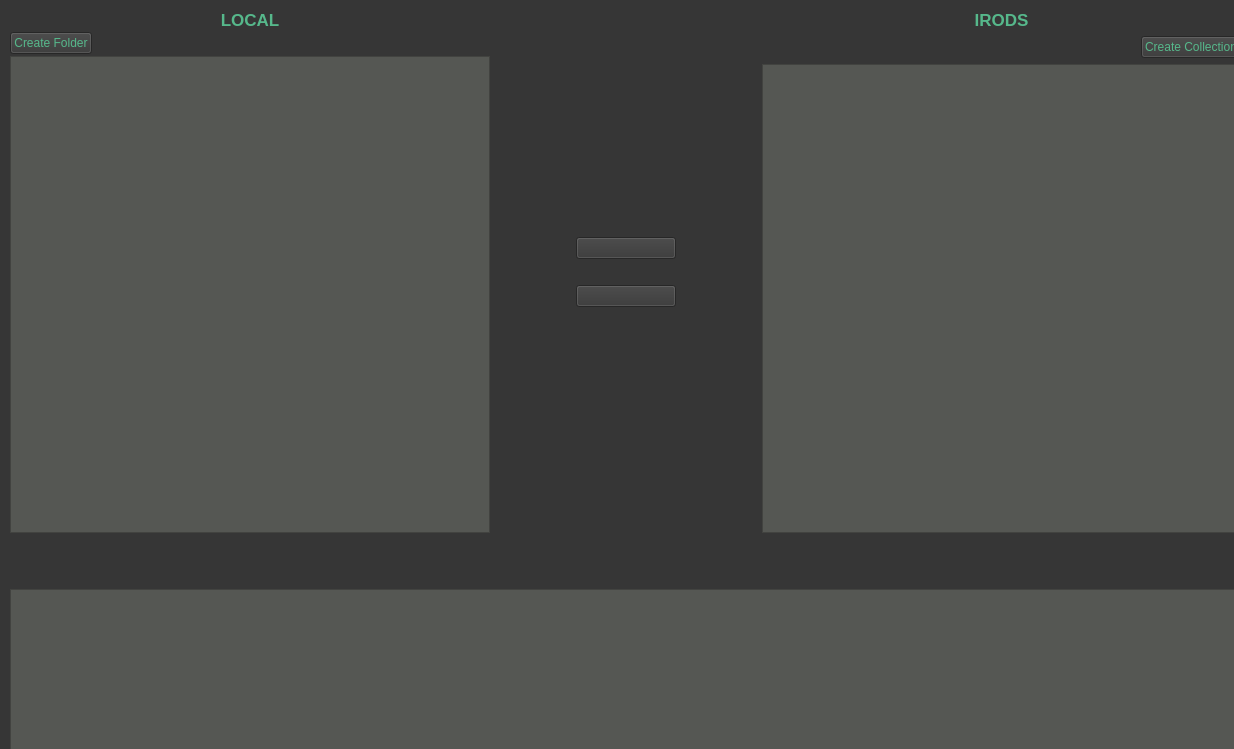
The window that ibridgesgui/ui_files/tabSync.ui (iBridges-for-iRODS/iBridges-GUI) describes before a commit, drawn with Qt 5.
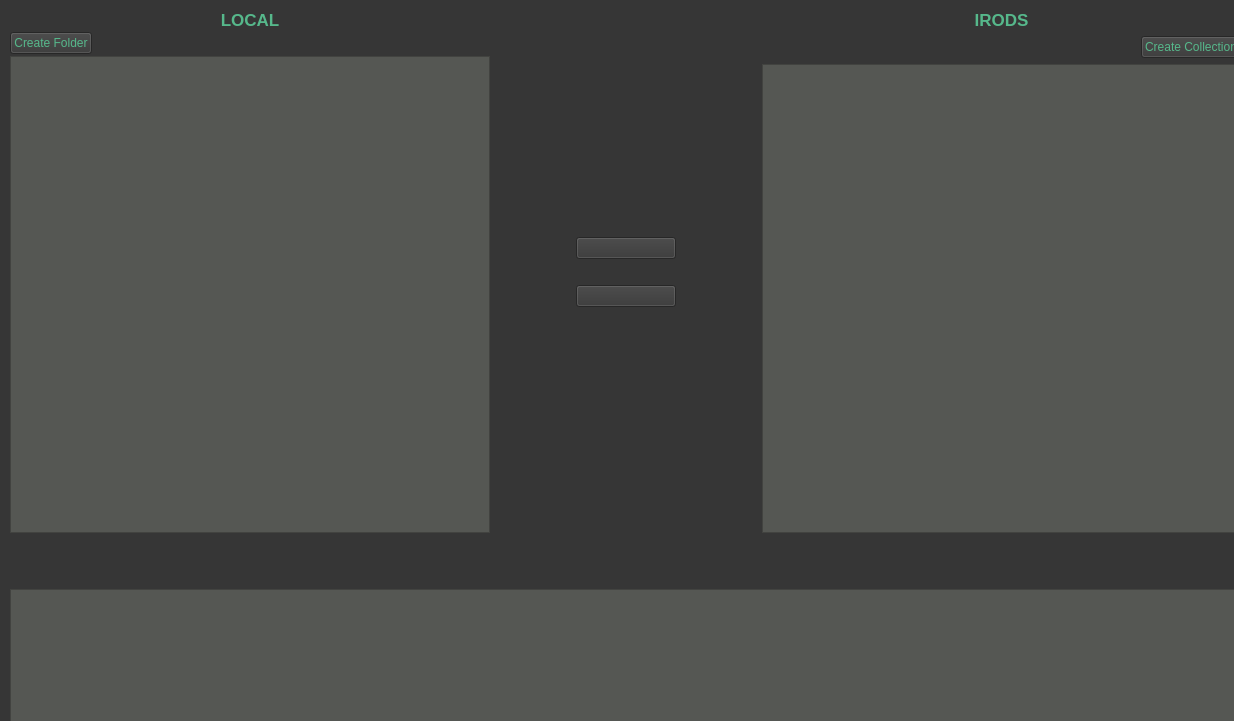
The same window after the commit. Icons and pictures are not drawn.

What changed in the file:
```diff
--- a/ibridgesgui/ui_files/tabSync.ui
+++ b/ibridgesgui/ui_files/tabSync.ui
@@ -7,7 +7,7 @@
     <x>0</x>
     <y>0</y>
     <width>1234</width>
-    <height>749</height>
+    <height>721</height>
    </rect>
   </property>
   <property name="windowTitle">
```
Left out of the diff: 2 changed lines with no effect on the pictures.
